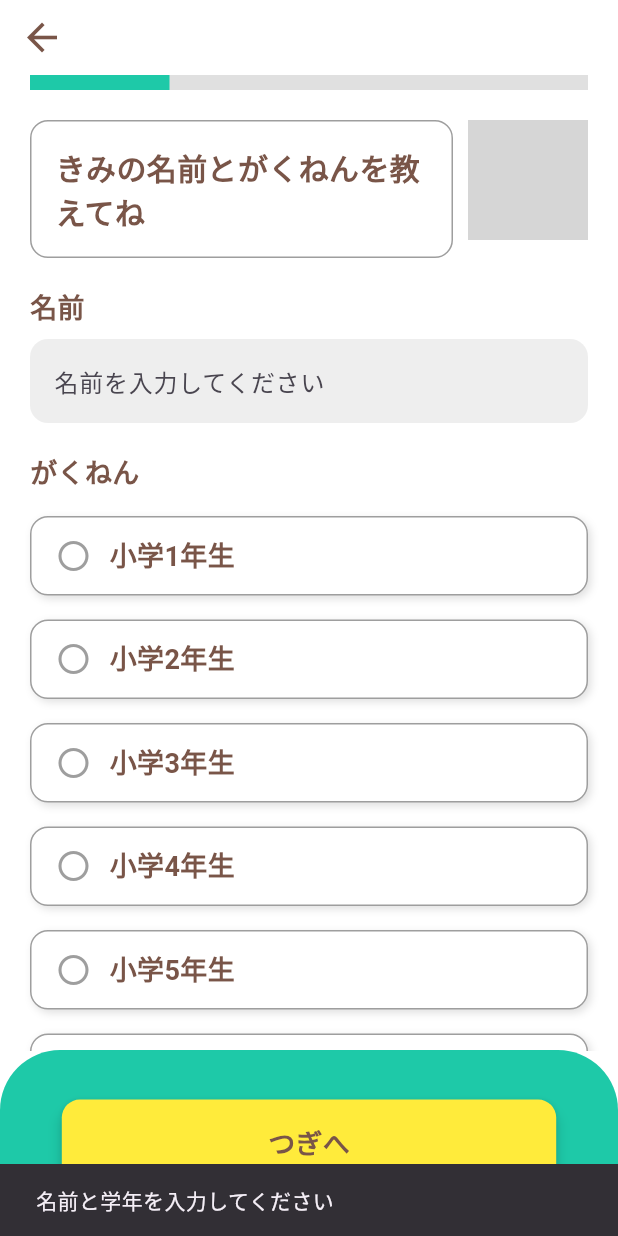
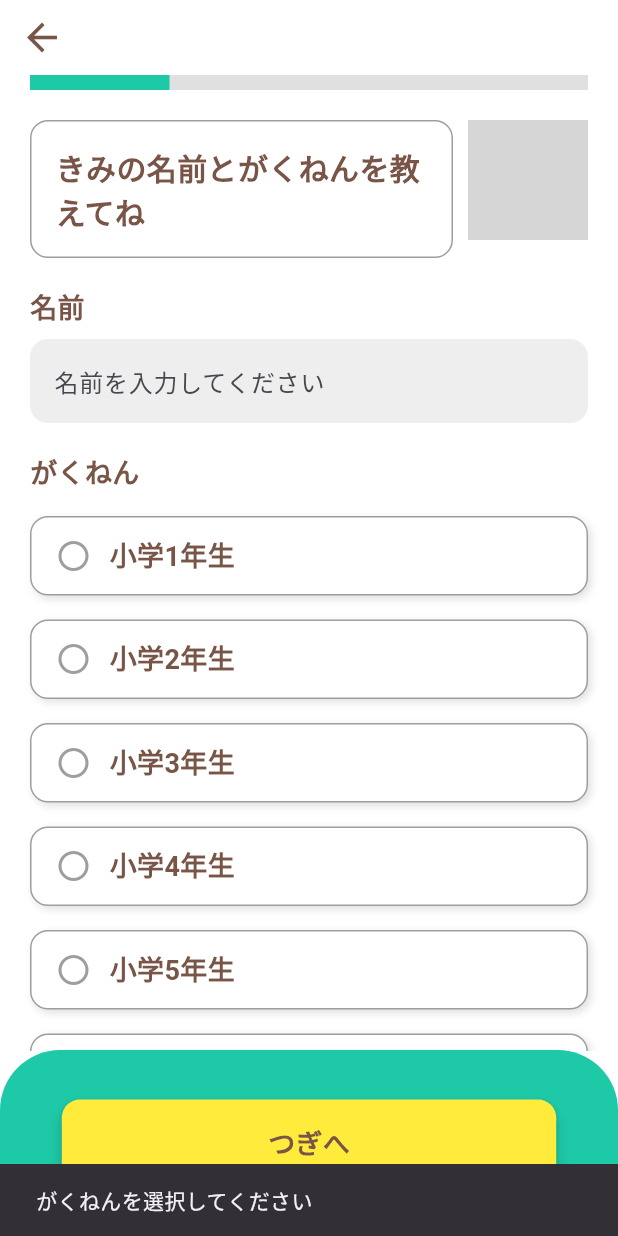
Before and after one commit to SolaIntegral/zenn-gcp-flutter, a Flutter app: the CStartGradeScreen screen opened directly, after a tap on "つぎへ", on a phone screen of 412 x 824 dp. Run offline on Flutter 3.47's test engine with Material 3 defaults, Android fonts, the phone set to English and light mode, and no system bars; our stand-ins replace cloud_firestore, firebase_auth, firebase_core, shared_preferences; accounts and stored records are empty; grey boxes are pictures that could not be loaded.

```diff
--- a/lib/screens/child/c_day1_screen.dart
+++ b/lib/screens/child/c_day1_screen.dart
@@ -102,11 +102,11 @@ class _CDay1ScreenState extends State<CDay1Screen> {
                                 : Colors.white,
                             border: Border.all(color: Colors.grey),
                             borderRadius: BorderRadius.circular(12),
-                            boxShadow: const [
+                            boxShadow: [
                               BoxShadow(
                                 color: Colors.black12,
                                 blurRadius: 4,
-                                offset: Offset(2, 2),
+                                offset: const Offset(2, 2),
                               ),
                             ],
                           ),
--- a/lib/screens/child/c_plan_screen.dart
+++ b/lib/screens/child/c_plan_screen.dart
@@ -101,11 +101,11 @@ class _CPlanScreenState extends State<CPlanScreen> {
                                 : Colors.white,
                             border: Border.all(color: Colors.grey),
                             borderRadius: BorderRadius.circular(12),
-                            boxShadow: const [
+                            boxShadow: [
                               BoxShadow(
                                 color: Colors.black12,
                                 blurRadius: 4,
-                                offset: Offset(2, 2),
+                                offset: const Offset(2, 2),
                               ),
                             ],
                           ),
--- a/lib/screens/child/c_report_screen.dart
+++ b/lib/screens/child/c_report_screen.dart
@@ -111,11 +111,11 @@ class _CReportScreenState extends State<CReportScreen> {
                           color: Colors.white,
                           border: Border.all(color: Colors.grey),
                           borderRadius: BorderRadius.circular(12),
-                          boxShadow: const [
+                          boxShadow: [
                             BoxShadow(
                               color: Colors.black12,
                               blurRadius: 4,
-                              offset: Offset(2, 2),
+                              offset: const Offset(2, 2),
                             ),
                           ],
                         ),
--- a/lib/screens/child/c_start_grade_screen.dart
+++ b/lib/screens/child/c_start_grade_screen.dart
@@ -1,7 +1,6 @@
 import 'package:flutter/material.dart';
 import '../../widgets/custom_button.dart';
 import 'c_start_interest_screen.dart';  // 追加
-import 'package:shared_preferences/shared_preferences.dart'; // 追加
 
 class CStartGradeScreen extends StatefulWidget {
   const CStartGradeScreen({super.key});
@@ -21,24 +20,6 @@ class _CStartGradeScreenState extends State<CStartGradeScreen> {
     '小学5年生',
     '小学6年生',
   ];
-    final TextEditingController nameController = TextEditingController(); // 名前入力用
-
-  Future<void> _saveInfo() async {
-    if (selectedGrade != null && nameController.text.isNotEmpty) {
-      final prefs = await SharedPreferences.getInstance();
-      await prefs.setString('userName', nameController.text); // 名前を保存
-      await prefs.setString('userGrade', grades[selectedGrade!]); // 学年を保存
-
-      Navigator.push(
-        context,
-        MaterialPageRoute(builder: (context) => const CStartInterestScreen()),
-      );
-    } else {
-      ScaffoldMessenger.of(context).showSnackBar(
-        const SnackBar(content: Text('名前と学年を入力してください')),
-      );
-    }
-  }
 
   @override
   Widget build(BuildContext context) {
@@ -153,11 +134,11 @@ class _CStartGradeScreenState extends State<CStartGradeScreen> {
                             color: Colors.white,
                             border: Border.all(color: Colors.grey),
                             borderRadius: BorderRadius.circular(12),
-                            boxShadow: const [
+                            boxShadow: [
                               BoxShadow(
                                 color: Colors.black12,
                                 blurRadius: 4,
-                                offset: Offset(2, 2),
+                                offset: const Offset(2, 2),
                               ),
                             ],
                           ),
@@ -210,7 +191,20 @@ class _CStartGradeScreenState extends State<CStartGradeScreen> {
               ),
               child: CustomButton(
                 text: 'つぎへ',
-                onPressed: _saveInfo,
+                onPressed: () {
+                  if (selectedGrade != null) {
+                    // 次の画面へ遷移（必要なら追加）
+                    // 次の画面へ遷移する処理
+                   Navigator.push(
+                    context,
+                    MaterialPageRoute(builder: (context) => const CStartInterestScreen()),
+                  );
+                  } else {
+                    ScaffoldMessenger.of(context).showSnackBar(
+                      const SnackBar(content: Text('がくねんを選択してください')),
+                    );
+                  }
+                },
               ),
             ),
           ),
```
Also changed, not shown: lib/screens/child/c_start_interest_screen.dart (+11 -21 lines), lib/screens/child/character_screen.dart (deleted), lib/screens/child/report_screen.dart (deleted).
